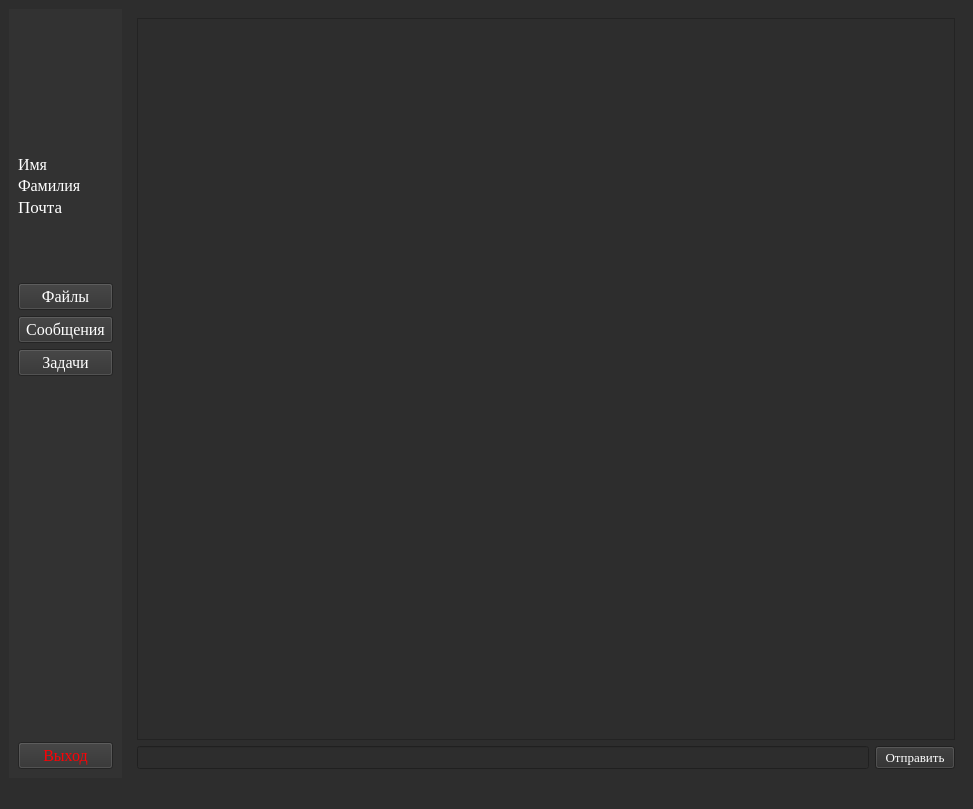
Before: the Qt Designer form Client/Application01/secondwindow.ui in SuperSLD/TeamHomework, drawn with Qt 5.
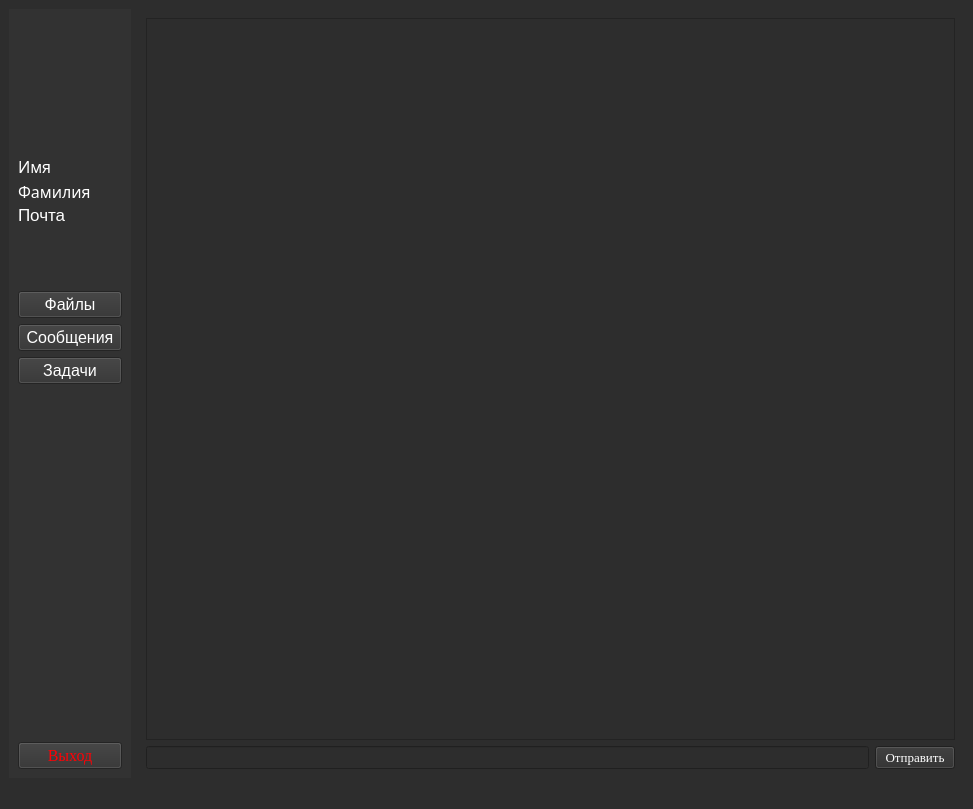
After: the same form once the commit is applied. Icons and pictures are not drawn.

Commit message: Заменил шрифты на Arial и Arial Black.

```diff
--- a/Client/Application01/secondwindow.ui
+++ b/Client/Application01/secondwindow.ui
@@ -107,7 +107,7 @@
            </property>
            <property name="font">
             <font>
-             <family>Times New Roman</family>
+             <family>Arial Black</family>
              <pointsize>12</pointsize>
             </font>
            </property>
@@ -129,7 +129,7 @@
            </property>
            <property name="font">
             <font>
-             <family>Times New Roman</family>
+             <family>Arial Black</family>
              <pointsize>12</pointsize>
             </font>
            </property>
@@ -151,7 +151,7 @@
            </property>
            <property name="font">
             <font>
-             <family>Times New Roman</family>
+             <family>Arial</family>
              <pointsize>13</pointsize>
             </font>
            </property>
@@ -181,7 +181,7 @@
           <widget class="QPushButton" name="pushButton">
            <property name="font">
             <font>
-             <family>Times New Roman</family>
+             <family>Arial</family>
              <pointsize>12</pointsize>
             </font>
            </property>
@@ -198,7 +198,7 @@
           <widget class="QPushButton" name="pushButton_4">
            <property name="font">
             <font>
-             <family>Times New Roman</family>
+             <family>Arial</family>
              <pointsize>12</pointsize>
             </font>
            </property>
@@ -214,7 +214,7 @@
           <widget class="QPushButton" name="pushButton_3">
            <property name="font">
             <font>
-             <family>Times New Roman</family>
+             <family>Arial</family>
              <pointsize>12</pointsize>
             </font>
            </property>
@@ -295,7 +295,7 @@
             <rect>
              <x>0</x>
              <y>0</y>
-             <width>780</width>
+             <width>770</width>
              <height>677</height>
             </rect>
            </property>
@@ -333,7 +333,7 @@
          <widget class="QLineEdit" name="lineEdit">
           <property name="font">
            <font>
-            <family>Times New Roman</family>
+            <family>Arial</family>
             <pointsize>10</pointsize>
            </font>
           </property>
```
The commit also changes 5 other files.
